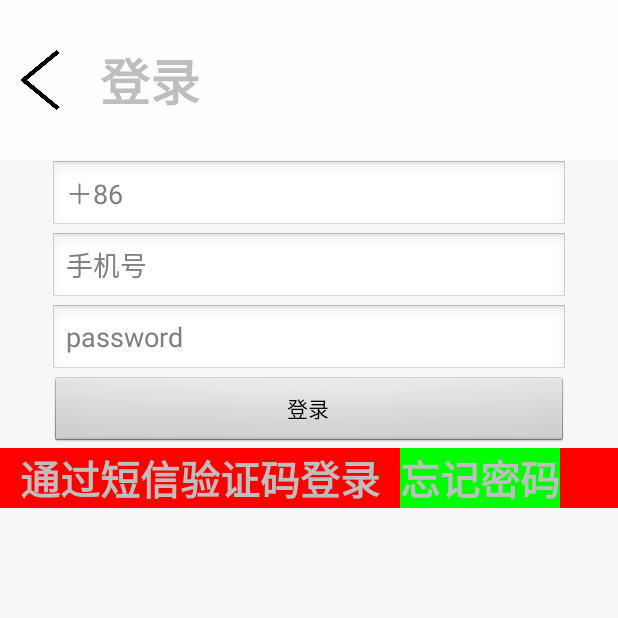
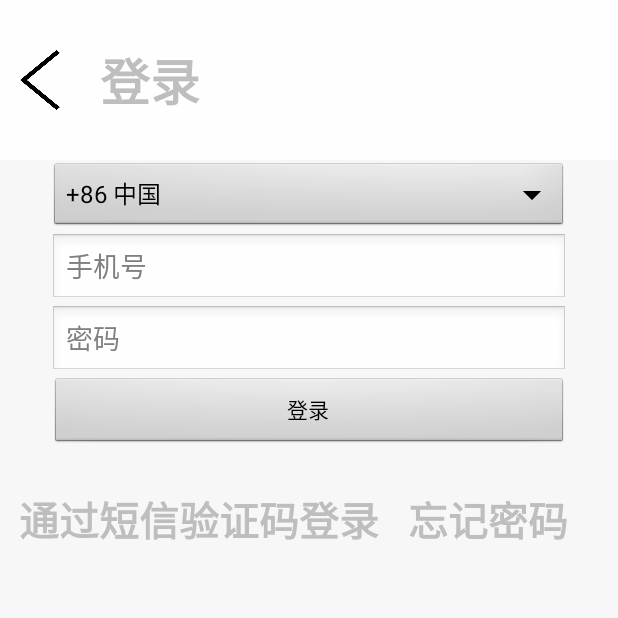
Before and after one commit to umasuo/app, an Android app: the screen it shows after launch (SignActivity), after a tap on "登录", on a phone screen of 412 x 824 dp, the top half of it. Run offline under Robolectric (Android 15) with nearby library versions, the light colour scheme and no system bars.

Commit message:
refactor sign pages

```diff
--- a/src/main/java/com/umasuo/eva/domain/device/service/DeviceTokenCallback.java
+++ b/src/main/java/com/umasuo/eva/domain/device/service/DeviceTokenCallback.java
@@ -35,7 +35,7 @@ public class DeviceTokenCallback implements Callback<ResponseBody> {
     @Override
     public void onResponse(Call<ResponseBody> call, Response<ResponseBody> response) {
         //请求成功
-        LogControl.debug("UserCloudApi", " signin Success");
+        LogControl.debug("UserCloudApi", " sign Success");
         ResponseBody result = response.body();
         String token = null;
         try {
--- a/src/main/java/com/umasuo/eva/domain/user/service/UserModelCallback.java
+++ b/src/main/java/com/umasuo/eva/domain/user/service/UserModelCallback.java
@@ -30,7 +30,7 @@ public class UserModelCallback implements Callback<UserModel> {
     public void onResponse(Call<UserModel> call, Response<UserModel> response) {
         if (response.code() == 200) {
             //请求成功
-            LogControl.debug("UserCloudApi", " signin Success");
+            LogControl.debug("UserCloudApi", " sign Success");
             UserModel userModel = response.body();
 
             // 保存数据到数据库
--- a/src/main/java/com/umasuo/eva/domain/user/service/UserSigninCallback.java
+++ b/src/main/java/com/umasuo/eva/domain/user/service/UserSigninCallback.java
@@ -32,7 +32,7 @@ public class UserSigninCallback implements Callback<SignInResult> {
     public void onResponse(Call<SignInResult> call, Response<SignInResult> response) {
         //请求成功
         if (response.code() == 200) {
-            LogControl.debug("UserCloudApi", " signin Success");
+            LogControl.debug("UserCloudApi", " sign Success");
             SignInResult result = response.body();
             UserModel userModel = UserMapper.toModel(result);
             // 保存数据到数据库
--- a/src/main/java/com/umasuo/eva/infra/server/user/UserCloudApi.java
+++ b/src/main/java/com/umasuo/eva/infra/server/user/UserCloudApi.java
@@ -109,7 +109,7 @@ public class UserCloudApi extends ServiceCaller {
         @POST("/v1/users/validationCodes")
         Call<Void> getSmsCode(@Query("phoneNumber") String phone);
 
-        @POST("/v1/users/signin")
+        @POST("/v1/users/sign")
         Call<SignInResult> quickSignIn(@Body QuickSignIn quickSignIn);
     }
 }
--- a/src/main/java/com/umasuo/eva/ui/sign/ForgotPassword.java
+++ b/src/main/java/com/umasuo/eva/ui/sign/ForgotPassword.java
@@ -4,9 +4,6 @@ import android.os.Bundle;
 import android.view.LayoutInflater;
 import android.view.View;
 import android.view.ViewGroup;
-import android.widget.Button;
-import android.widget.ImageView;
-import android.widget.TextView;
 
 import com.umasuo.eva.R;
 import com.umasuo.eva.infra.FragmentRoot;
@@ -24,7 +21,7 @@ public class ForgotPassword extends FragmentRoot implements View.OnClickListener
     @Override
     public View onCreateView(LayoutInflater inflater, ViewGroup container,
                              Bundle savedInstanceState) {
-        View view = inflater.inflate(R.layout.personal_forgot_pwd, container, false);
+        View view = inflater.inflate(R.layout.signin_forgot_pwd, container, false);
 
         return view;
     }
--- a/src/main/java/com/umasuo/eva/ui/sign/Register.java
+++ b/src/main/java/com/umasuo/eva/ui/sign/Register.java
@@ -1,7 +1,6 @@
 package com.umasuo.eva.ui.sign;
 
 import android.os.Bundle;
-import android.support.v4.app.Fragment;
 import android.view.LayoutInflater;
 import android.view.View;
 import android.view.ViewGroup;
@@ -18,7 +17,7 @@ public class Register extends FragmentRoot {
     @Override
     public View onCreateView(LayoutInflater inflater, ViewGroup container,
                              Bundle savedInstanceState) {
-        View view = inflater.inflate(R.layout.personal_register, container, false);
+        View view = inflater.inflate(R.layout.singin_register, container, false);
         return view;
     }
 }
--- a/src/main/java/com/umasuo/eva/ui/sign/SigninStarter.java
+++ b/src/main/java/com/umasuo/eva/ui/sign/SigninStarter.java
@@ -1,7 +1,6 @@
 package com.umasuo.eva.ui.sign;
 
 import android.os.Bundle;
-import android.support.v4.app.Fragment;
 import android.view.LayoutInflater;
 import android.view.View;
 import android.view.ViewGroup;
@@ -28,9 +27,9 @@ public class SigninStarter extends FragmentRoot implements View.OnClickListener
     @Override
     public View onCreateView(LayoutInflater inflater, ViewGroup container,
                              Bundle savedInstanceState) {
-        View view = inflater.inflate(R.layout.personal_signin_starter, container, false);
-        signinBtn = (Button) view.findViewById(R.id.signin_starter_signin_btn);
-        signupBtn = (Button) view.findViewById(R.id.signin_starter_signup_btn);
+        View view = inflater.inflate(R.layout.signin_starter, container, false);
+        signinBtn = (Button) view.findViewById(R.id.signin_btn);
+        signupBtn = (Button) view.findViewById(R.id.register_btn);
 
         signinBtn.setOnClickListener(this);
         signupBtn.setOnClickListener(this);
@@ -46,9 +45,9 @@ public class SigninStarter extends FragmentRoot implements View.OnClickListener
     public void onClick(View view) {
         LogControl.debug(TAG, String.valueOf(view.getId()));
         switch (view.getId()) {
-            case R.id.signin_starter_signin_btn: {
+            case R.id.signin_btn: {
                 //显示登录界面
-                LogControl.debug(TAG, "signin");
+                LogControl.debug(TAG, "sign");
                 if (signinWithPassword == null) {
                     signinWithPassword = new SigninWithPassword();
                     signinWithPassword.setPreIndex(0);
@@ -57,7 +56,7 @@ public class SigninStarter extends FragmentRoot implements View.OnClickListener
                 ((SignActivity) this.getContext()).replaceFragment(signinWithPassword.getIndex());
                 break;
             }
-            case R.id.signin_starter_signup_btn: {
+            case R.id.register_btn: {
                 //显示注册界面
                 LogControl.debug(TAG, "register");
                 if (register == null) {
--- a/src/main/java/com/umasuo/eva/ui/sign/SigninWithPassword.java
+++ b/src/main/java/com/umasuo/eva/ui/sign/SigninWithPassword.java
@@ -30,14 +30,14 @@ public class SigninWithPassword extends FragmentRoot implements View.OnClickList
     @Override
     public View onCreateView(LayoutInflater inflater, ViewGroup container,
                              Bundle savedInstanceState) {
-        View view = inflater.inflate(R.layout.personal_signin, container, false);
+        View view = inflater.inflate(R.layout.signin_password, container, false);
 
         back = view.findViewById(R.id.personal_signin_back);
 
-        signin = view.findViewById(R.id.personal_signin_okBtn);
+        signin = view.findViewById(R.id.submit_btn);
 
-        smsSign = view.findViewById(R.id.personal_sms_signin);
-        forgetPwd = view.findViewById(R.id.personal_forgot_password);
+        smsSign = view.findViewById(R.id.signin_sms_text);
+        forgetPwd = view.findViewById(R.id.forgot_password_text);
 
         back.setOnClickListener(this);
         signin.setOnClickListener(this);
@@ -60,11 +60,11 @@ public class SigninWithPassword extends FragmentRoot implements View.OnClickList
                 activity.replaceFragment(preIndex);
                 break;
             }
-            case R.id.personal_signin_okBtn: {
+            case R.id.submit_btn: {
                 // TODO: 17/7/10 登录
                 break;
             }
-            case R.id.personal_sms_signin: {
+            case R.id.signin_sms_text: {
                 if (signinWithSms == null) {
                     signinWithSms = new SigninWithSms();
                     signinWithSms.setIndex(activity.addFragment(signinWithSms));
@@ -73,7 +73,7 @@ public class SigninWithPassword extends FragmentRoot implements View.OnClickList
                 activity.replaceFragment(signinWithSms.getIndex());
                 break;
             }
-            case R.id.personal_forgot_password: {
+            case R.id.forgot_password_text: {
                 if (forgotPassword == null) {
                     forgotPassword = new ForgotPassword();
                     forgotPassword.setIndex(activity.addFragment(forgotPassword));
--- a/src/main/res/layout/personal_signin_sms.xml
+++ b/src/main/res/layout/signin_password.xml
@@ -12,7 +12,7 @@
         android:orientation="horizontal">
 
         <ImageView
-            android:id="@+id/personal_signin_sms_back"
+            android:id="@+id/personal_signin_back"
             android:layout_width="@dimen/top_left_arrow_width"
             android:layout_height="@dimen/top_left_arrow_height"
             android:layout_gravity="center"
@@ -23,12 +23,13 @@
             android:background="@drawable/left_arrow" />
 
         <TextView
+            android:id="@+id/personal_info"
             android:layout_width="match_parent"
             android:layout_height="wrap_content"
             android:layout_gravity="center_vertical"
             android:layout_marginLeft="@dimen/activity_top_marginLeft"
             android:layout_weight="1"
-            android:text="@string/personal_signin_sms"
+            android:text="@string/personal_signin"
             android:textSize="@dimen/setting_title_size"
             android:textStyle="bold"
             android:typeface="monospace" />
@@ -40,58 +41,70 @@
         android:layout_height="wrap_content"
         android:orientation="vertical">
 
-        <EditText
-            android:id="@+id/personal_signin_country"
+        <Spinner
+            android:id="@+id/sign_country"
             android:layout_width="match_parent"
             android:layout_height="wrap_content"
             android:layout_marginLeft="50px"
             android:layout_marginRight="50px"
-            android:hint="＋86"
-            android:inputType="text" />
+            android:entries="@array/country_arrays" />
 
         <EditText
-            android:id="@+id/personal_signin_phone"
+            android:id="@+id/phone_text"
             android:layout_width="match_parent"
             android:layout_height="wrap_content"
             android:layout_marginLeft="50px"
             android:layout_marginRight="50px"
             android:hint="手机号"
-            android:inputType="text" />
+            android:inputType="phone" />
 
-        <LinearLayout
+        <EditText
+            android:id="@+id/password_text"
             android:layout_width="match_parent"
             android:layout_height="wrap_content"
-            android:orientation="horizontal">
-
-            <EditText
-                android:id="@+id/personal_signin_sms_code"
-                android:layout_width="wrap_content"
-                android:layout_height="wrap_content"
-                android:layout_marginLeft="50px"
-                android:layout_marginRight="50px"
-                android:layout_weight="4"
-                android:hint="验证码"
-                android:inputType="text" />
-
-            <Button
-                android:id="@+id/personal_signin_sms_get"
-                android:layout_width="wrap_content"
-                android:layout_height="wrap_content"
-                android:layout_marginLeft="50px"
-                android:layout_marginRight="50px"
-                android:layout_weight="2"
-                android:text="获取" />
-        </LinearLayout>
-
+            android:layout_marginLeft="50px"
+            android:layout_marginRight="50px"
+            android:hint="密码"
+            android:inputType="textPassword"/>
 
         <Button
-            android:id="@+id/personal_signin_ok"
+            android:id="@+id/submit_btn"
             android:layout_width="match_parent"
             android:layout_height="wrap_content"
             android:layout_marginLeft="50px"
             android:layout_marginRight="50px"
             android:text="登录" />
 
+        <LinearLayout
+            android:layout_width="match_parent"
+            android:layout_height="wrap_content"
+            android:layout_marginTop="40px"
+            android:orientation="horizontal">
+
+            <TextView
+                android:id="@+id/signin_sms_text"
+                android:layout_width="wrap_content"
+                android:layout_height="wrap_content"
+                android:layout_weight="2"
+                android:gravity="center"
+                android:text="通过短信验证码登录"
+                android:textSize="40px"
+                android:textStyle="bold"
+                android:typeface="monospace" />
+
+            <TextView
+                android:id="@+id/forgot_password_text"
+                android:layout_width="wrap_content"
+                android:layout_height="wrap_content"
+                android:layout_marginRight="@dimen/activity_top_marginRight"
+                android:layout_weight="1"
+                android:gravity="center"
+                android:text="忘记密码"
+                android:textSize="40px"
+                android:textStyle="bold"
+                android:typeface="monospace" />
+
+        </LinearLayout>
     </LinearLayout>
 
 
--- a/src/main/res/layout/personal_signin.xml
+++ b/src/main/res/layout/signin_sms.xml
@@ -12,7 +12,7 @@
         android:orientation="horizontal">
 
         <ImageView
-            android:id="@+id/personal_signin_back"
+            android:id="@+id/back"
             android:layout_width="@dimen/top_left_arrow_width"
             android:layout_height="@dimen/top_left_arrow_height"
             android:layout_gravity="center"
@@ -23,13 +23,12 @@
             android:background="@drawable/left_arrow" />
 
         <TextView
-            android:id="@+id/personal_info"
             android:layout_width="match_parent"
             android:layout_height="wrap_content"
             android:layout_gravity="center_vertical"
             android:layout_marginLeft="@dimen/activity_top_marginLeft"
             android:layout_weight="1"
-            android:text="@string/personal_signin"
+            android:text="@string/personal_signin_sms"
             android:textSize="@dimen/setting_title_size"
             android:textStyle="bold"
             android:typeface="monospace" />
@@ -41,17 +40,16 @@
         android:layout_height="wrap_content"
         android:orientation="vertical">
 
-        <EditText
-            android:id="@+id/personal_signin_country"
+        <Spinner
+            android:id="@+id/sign_country"
             android:layout_width="match_parent"
             android:layout_height="wrap_content"
             android:layout_marginLeft="50px"
             android:layout_marginRight="50px"
-            android:hint="＋86"
-            android:inputType="text" />
+            android:entries="@array/country_arrays" />
 
         <EditText
-            android:id="@+id/personal_signin_phone"
+            android:id="@+id/phone_text"
             android:layout_width="match_parent"
             android:layout_height="wrap_content"
             android:layout_marginLeft="50px"
@@ -59,52 +57,40 @@
             android:hint="手机号"
             android:inputType="text" />
 
-        <EditText
-            android:id="@+id/personal_signin_password"
+        <LinearLayout
             android:layout_width="match_parent"
             android:layout_height="wrap_content"
-            android:layout_marginLeft="50px"
-            android:layout_marginRight="50px"
-            android:hint="password"
-            android:inputType="text" />
+            android:orientation="horizontal">
+
+            <EditText
+                android:id="@+id/sms_code"
+                android:layout_width="wrap_content"
+                android:layout_height="wrap_content"
+                android:layout_marginLeft="50px"
+                android:layout_marginRight="50px"
+                android:layout_weight="4"
+                android:hint="验证码"
+                android:inputType="text" />
+
+            <Button
+                android:id="@+id/sms_get_btn"
+                android:layout_width="wrap_content"
+                android:layout_height="wrap_content"
+                android:layout_marginLeft="50px"
+                android:layout_marginRight="50px"
+                android:layout_weight="2"
+                android:text="获取" />
+        </LinearLayout>
+
 
         <Button
-            android:id="@+id/personal_signin_okBtn"
+            android:id="@+id/submit_btn"
             android:layout_width="match_parent"
             android:layout_height="wrap_content"
             android:layout_marginLeft="50px"
             android:layout_marginRight="50px"
             android:text="登录" />
 
-        <LinearLayout
-            android:layout_width="match_parent"
-            android:layout_height="wrap_content"
-            android:background="#ff0000"
-            android:orientation="horizontal">
-
-            <TextView
-                android:id="@+id/personal_sms_signin"
-                android:layout_width="wrap_content"
-                android:layout_height="wrap_content"
-                android:layout_marginLeft="@dimen/activity_top_marginLeft"
-                android:text="通过短信验证码登录"
-                android:textSize="40px"
-                android:textStyle="bold"
-                android:typeface="monospace" />
-
-            <TextView
-                android:id="@+id/personal_forgot_password"
-                android:layout_width="wrap_content"
-                android:layout_height="wrap_content"
-                android:layout_marginLeft="@dimen/activity_top_marginLeft"
-                android:background="#00ff00"
-                android:gravity="right"
-                android:text="忘记密码"
-                android:textSize="40px"
-                android:textStyle="bold"
-                android:typeface="monospace" />
-
-        </LinearLayout>
     </LinearLayout>
 
 
--- a/src/main/res/values/strings.xml
+++ b/src/main/res/values/strings.xml
@@ -56,4 +56,10 @@
     <string name="editor_add_task">添加任务</string>
     <string name="editor_no_add_task">请添加任务</string>
 
+
+    <string-array name="country_arrays">
+        <item>+86 中国</item>
+        <item>+1  United States</item>
+    </string-array>
+
 </resources>
```
Also changed, not shown: src/main/java/com/umasuo/eva/ui/sign/SigninWithSms.java (+9 -9 lines), src/main/res/layout/signin_forgot_pwd.xml (renamed from src/main/res/layout/personal_register.xml, +7 -23 lines), src/main/res/layout/signin_starter.xml (renamed from src/main/res/layout/personal_signin_starter.xml, +7 -4 lines), src/main/res/layout/singin_register.xml (renamed from src/main/res/layout/personal_forgot_pwd.xml, +31 -8 lines).
